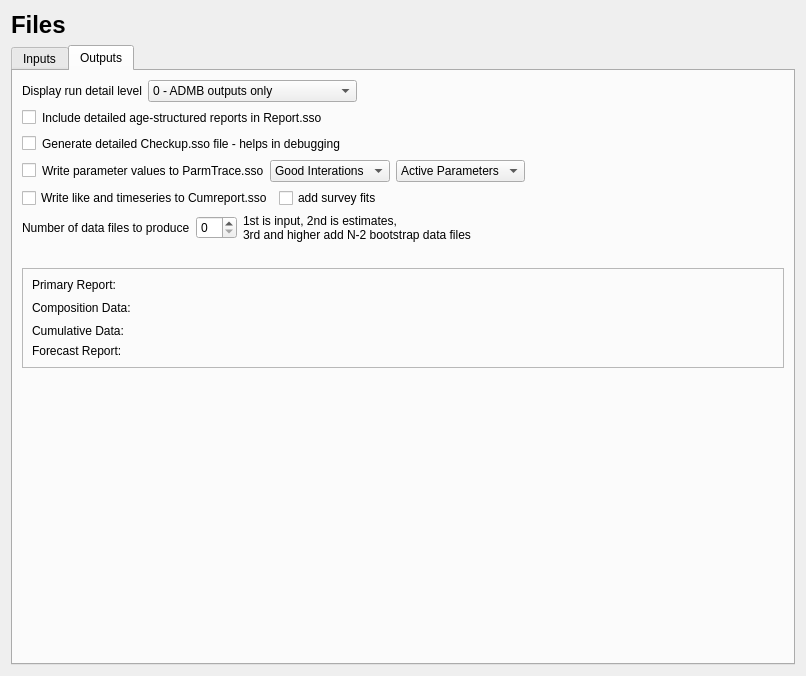
This is src/file_widget.ui in nmfs-ost/ss3-ssi as Qt 5 draws it before an edit. The edited form follows.
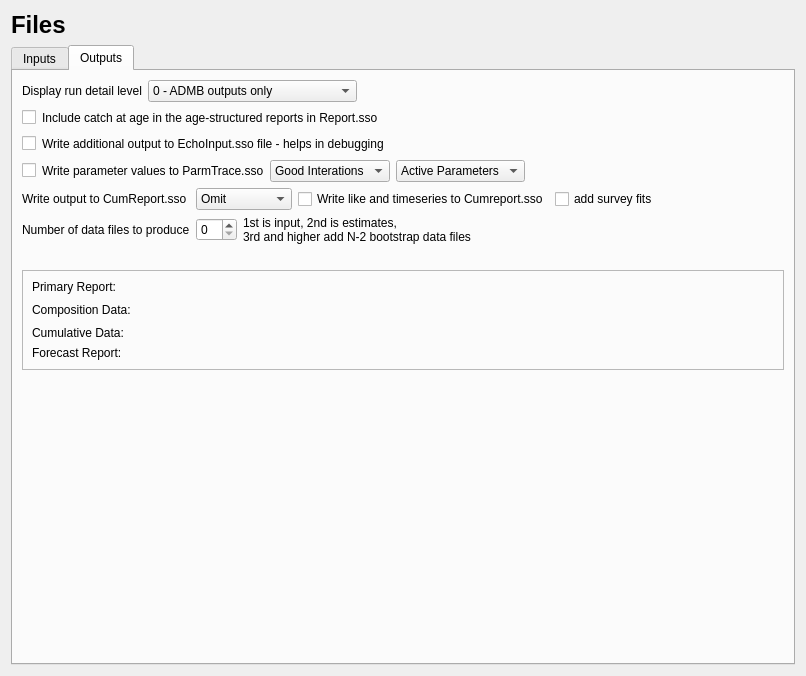
This is the edited form. The open tabs and pages were chosen to show the change. Icons and pictures are not drawn.

```diff
--- a/src/file_widget.ui
+++ b/src/file_widget.ui
@@ -666,7 +666,7 @@
             <string>Data echoed when read</string>
            </property>
            <property name="text">
-            <string>Generate detailed Checkup.sso file - helps in debugging</string>
+            <string>Write additional output to EchoInput.sso file - helps in debugging</string>
            </property>
           </widget>
          </item>
@@ -687,6 +687,32 @@
        </item>
        <item row="5" column="0" colspan="3">
         <layout class="QHBoxLayout" name="horizontalLayout_cumrpt_fits">
+         <item>
+          <widget class="QLabel" name="label_cumreport">
+           <property name="text">
+            <string>Write output to CumReport.sso </string>
+           </property>
+          </widget>
+         </item>
+         <item>
+          <widget class="QComboBox" name="comboBox_cumreport">
+           <item>
+            <property name="text">
+             <string>Omit</string>
+            </property>
+           </item>
+           <item>
+            <property name="text">
+             <string>Brief Report</string>
+            </property>
+           </item>
+           <item>
+            <property name="text">
+             <string>Full Report</string>
+            </property>
+           </item>
+          </widget>
+         </item>
          <item>
           <widget class="QCheckBox" name="checkBox_cumrpt_like">
            <property name="text">
@@ -794,7 +820,7 @@
          <item>
           <widget class="QLabel" name="label_report_level">
            <property name="text">
-            <string>Include detailed age-structured reports in Report.sso</string>
+            <string>Include catch at age in the age-structured reports in Report.sso</string>
            </property>
           </widget>
          </item>
```
Left out of the diff: 18 changed lines with no effect on the pictures.
